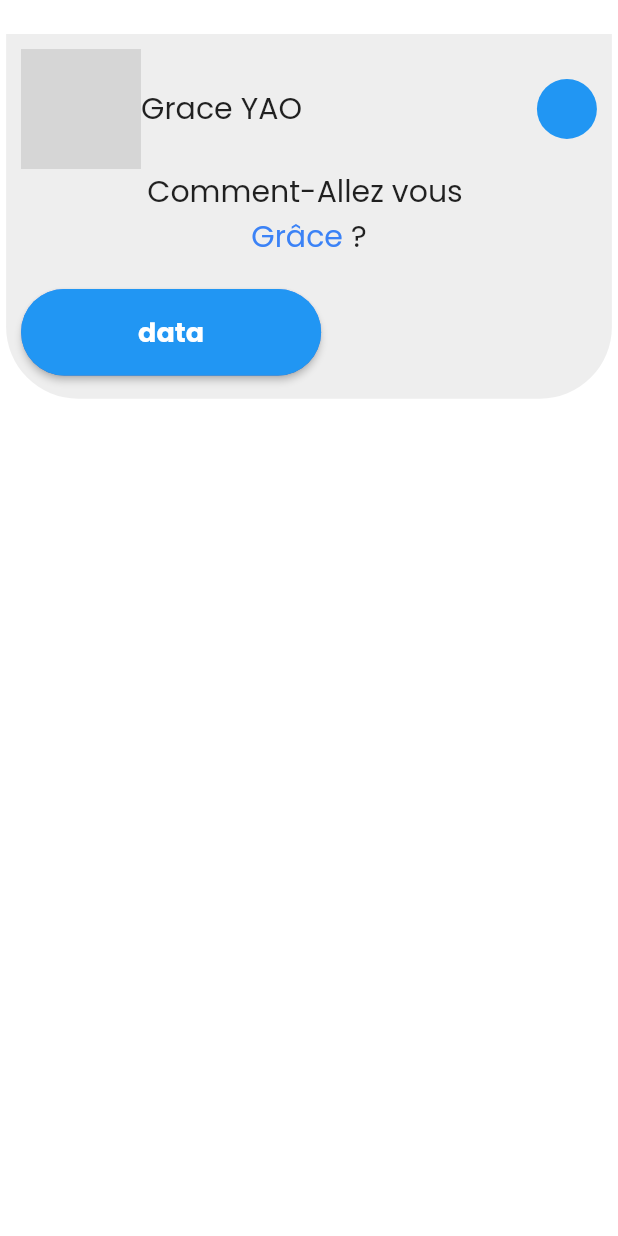
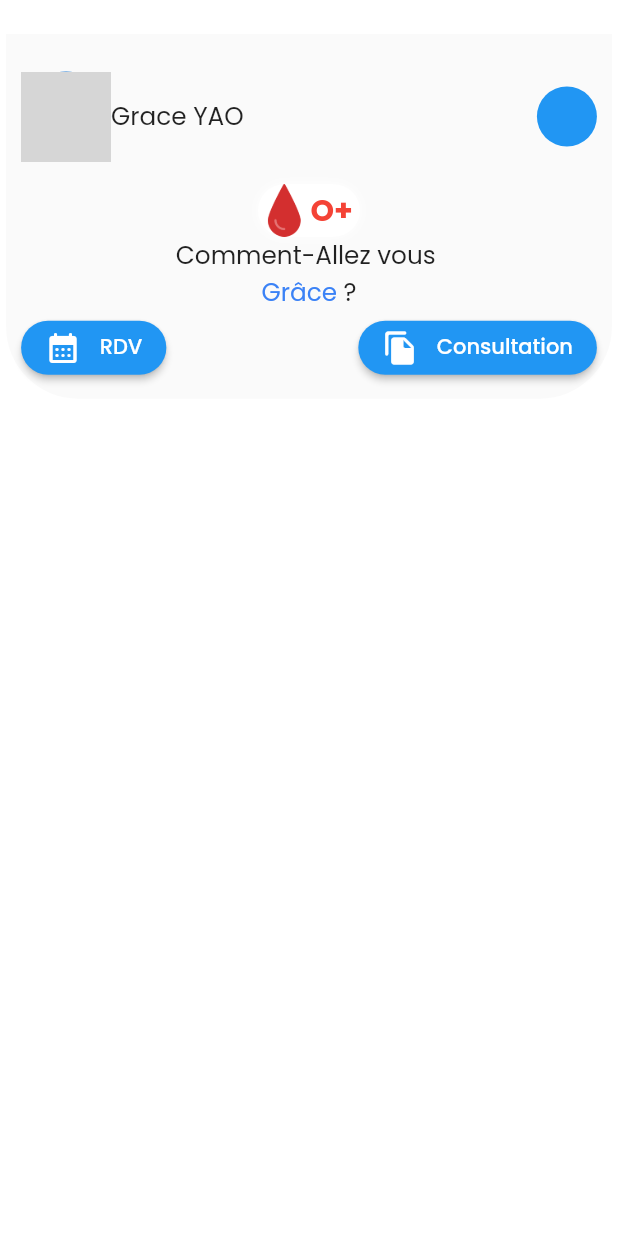
Before and after one commit to graceyaob/doctrosso, a Flutter app: the HomePage screen opened directly, on a phone screen of 412 x 824 dp. Run offline on Flutter 3.47's test engine with Material 2 defaults, Android fonts, the phone set to English and light mode, and no system bars; our stand-ins replace flutter_svg, font_awesome_flutter, google_fonts; grey boxes are pictures that could not be loaded.

Commit message:
mise a jour du cadre de bienvenue

```diff
--- a/lib/components/home/welcome.dart
+++ b/lib/components/home/welcome.dart
@@ -15,22 +15,24 @@ class Welcome extends StatelessWidget {
           borderRadius: BorderRadius.only(
               bottomRight: Radius.circular(50),
               bottomLeft: Radius.circular(50)),
-          color: Colors.grey[200],
+          color: Colors.grey[50],
           border: Border.all(color: Colors.white, width: 2)),
       height: Config.heightSize * 0.30,
       child: Column(
         children: [
           //ligne des notifications
-          Row(
+          Expanded(
+            flex: 1,
+            child: Row(
               mainAxisAlignment: MainAxisAlignment.spaceBetween,
               children: [
                 // image et nom
                 Row(
                   children: [
-                  CadrePhoto(raduis: 40),
+                    CadrePhoto(raduis: 30),
                     Text(
                       "Grace YAO",
-                    style: TextStyle(fontSize: 20),
+                      style: TextStyle(fontSize: largeur * 0.04),
                     )
                   ],
                 ),
@@ -40,12 +42,38 @@ class Welcome extends StatelessWidget {
                 )
               ],
             ),
+          ),
+
+          //groupe sanguin
+          Container(
+            width: 68,
+            height: 35,
+            decoration: BoxDecoration(
+                color: Colors.white,
+                borderRadius: BorderRadius.horizontal(
+                    left: Radius.circular(75), right: Radius.circular(75)),
+                boxShadow: [BoxShadow(blurRadius: 5, color: Colors.white)]),
+            child: Row(
+              children: [
+                Image.asset("assets/images/goutte-de-sang.png"),
+                Text(
+                  "O+",
+                  style: TextStyle(
+                      color: Colors.red,
+                      fontWeight: FontWeight.bold,
+                      fontSize: 20),
+                )
+              ],
+            ),
+          ),
+
+          //Mot de bienvenue
           Column(
             mainAxisAlignment: MainAxisAlignment.center,
             children: [
               Text(
                 "Comment-Allez vous ",
-                style: TextStyle(fontSize: 20),
+                style: TextStyle(fontSize: largeur * 0.04),
               ),
               Row(
                 mainAxisAlignment: MainAxisAlignment.center,
@@ -53,23 +81,56 @@ class Welcome extends StatelessWidget {
                   Text(
                     "Grâce ",
                     style: TextStyle(
-                        color: Config.couleurPrincipale, fontSize: 20),
+                        color: Config.couleurPrincipale,
+                        fontSize: largeur * 0.04),
                   ),
                   Text(
                     "?",
-                    style: TextStyle(fontSize: 20),
+                    style: TextStyle(fontSize: largeur * 0.04),
                   )
                 ],
               ),
-              Padding(
-                  padding: EdgeInsets.symmetric(vertical: 20),
+
+              //bouton
+            ],
+          ),
+
+          //bloc bouton
+          Row(
+            mainAxisAlignment: MainAxisAlignment.spaceBetween,
+            children: [
+              ElevatedButton(
+                  style: ElevatedButton.styleFrom(
+                    shape: RoundedRectangleBorder(
+                        borderRadius: BorderRadius.circular(30)),
+                  ),
+                  onPressed: () {},
                   child: Row(
                     children: [
-                      Button(
-                          width: 200,
-                          title: "data",
-                          disable: false,
-                          onPressed: () {})
+                      Icon(Icons.calendar_month_rounded),
+                      SizedBox(
+                        width: Config.widthSize * 0.03,
+                      ),
+                      Text(
+                        "RDV",
+                      )
+                    ],
+                  )),
+              ElevatedButton(
+                  style: ElevatedButton.styleFrom(
+                    shape: RoundedRectangleBorder(
+                        borderRadius: BorderRadius.circular(30)),
+                  ),
+                  onPressed: () {},
+                  child: Row(
+                    children: [
+                      Icon(Icons.file_copy_rounded),
+                      SizedBox(
+                        width: Config.widthSize * 0.03,
+                      ),
+                      Text(
+                        "Consultation",
+                      )
                     ],
                   ))
             ],
```
Also changed, not shown: assets/images/goutte-de-sang.png (added), assets/images/sang.png (added). Lines whose indentation alone changed are shown as unchanged.
